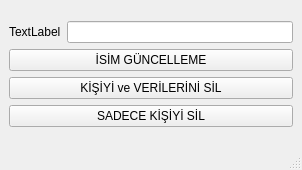
The window that personalDataUpdate.ui (Berkekrd/taxi-excel) describes before a commit, drawn with Qt 5.
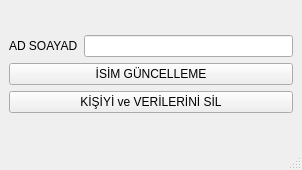
The same window after the commit.

Patch:
```diff
--- a/personalDataUpdate.ui
+++ b/personalDataUpdate.ui
@@ -24,13 +24,6 @@
         </property>
        </widget>
       </item>
-      <item row="3" column="0">
-       <widget class="QPushButton" name="pushButton_3">
-        <property name="text">
-         <string>SADECE KİŞİYİ SİL</string>
-        </property>
-       </widget>
-      </item>
       <item row="1" column="0">
        <widget class="QPushButton" name="pushButton">
         <property name="text">
@@ -43,7 +36,7 @@
         <item>
          <widget class="QLabel" name="label">
           <property name="text">
-           <string>TextLabel</string>
+           <string>AD SOAYAD</string>
           </property>
          </widget>
         </item>
```
Left out of the diff: 6 changed lines with no effect on the pictures.
